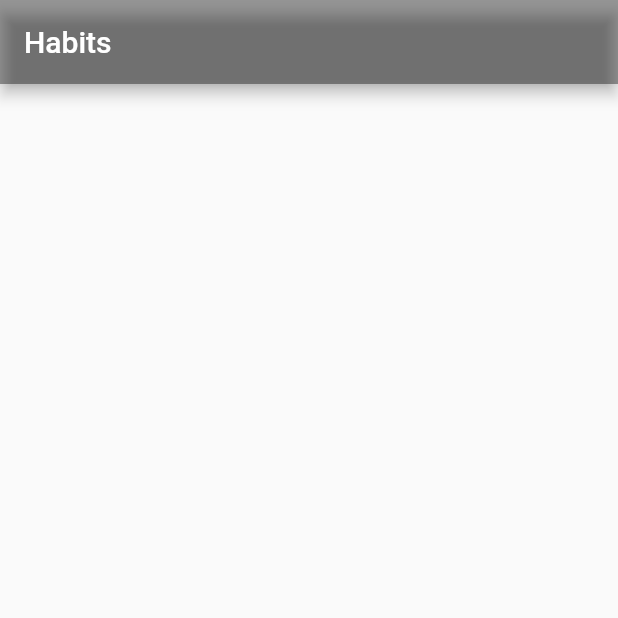
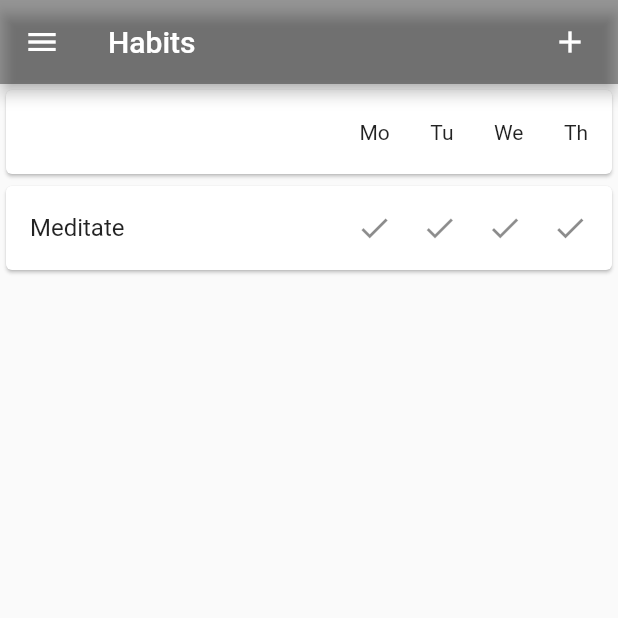
Before and after one commit to renatomameli/Flutter-To-Do-App, a Flutter app: the screen it shows after launch, on a phone screen of 412 x 824 dp, the top half of it. Run offline on Flutter 3.47's test engine with Material 2 defaults, Android fonts, the phone set to English and light mode, and no system bars; our stand-ins replace syncfusion_flutter_datagrid.

Commit message:
New Body and first dummy habit

```diff
--- /dev/null
+++ b/lib/add_habit.dart
@@ -0,0 +1,5 @@
+void addHabit(){
+  /*
+  TO DO:
+   */
+}
--- /dev/null
+++ b/lib/body.dart
@@ -0,0 +1,45 @@
+import 'package:flutter/material.dart';
+import 'package:syncfusion_flutter_datagrid/datagrid.dart';
+import 'habit.dart';
+
+List<Habit> habits = [Habit("Meditate", {'2022-03-01': true, '2022-03-09': true})];
+final DateTime now = DateTime.now();
+List<String> days = ["Sa", "Su", "Mo", "Tu", "We", "Th", "Fr", "Sa", "Su", "Mo"];
+List<Card> habitCards = [new Card()];
+
+Widget buildBody(){
+  return ListView(
+    children: <Widget>[
+      Card(child: ListTile(
+        trailing: Wrap(
+          spacing: 27, // space between two icons
+          children: <Widget>[
+            Text(getFourRelevantTextDays().first), // icon-1
+            Text(getFourRelevantTextDays()[1]), // icon-2
+            Text(getFourRelevantTextDays()[2]), // icon-1
+            Text(getFourRelevantTextDays().last), // icon-2
+          ],
+        ),
+      ),
+      ),
+      Card(child: ListTile(
+        title: Text(habits[0].name),
+        trailing: Wrap(
+          spacing: 19.5,
+          children: <Widget>[
+            Icon(Icons.check),
+            Icon(Icons.check),
+            Icon(Icons.check),
+            Icon(Icons.check),
+          ],
+        ),
+      ))
+    ]
+  );
+}
+
+List<String> getFourRelevantTextDays(){
+  int positionInDaysList = now.weekday + 2;
+  List <String> a = days.getRange(positionInDaysList -3, positionInDaysList + 1).toList();
+  return a;
+}
--- /dev/null
+++ b/lib/habit.dart
@@ -0,0 +1,6 @@
+class Habit {
+  final String name;
+  final Map<String, bool> successAtDate;
+
+  Habit(this.name, this.successAtDate);
+}
--- a/lib/main.dart
+++ b/lib/main.dart
@@ -1,4 +1,7 @@
 import 'package:flutter/material.dart';
+import 'package:habit_changer/add_habit.dart';
+import 'package:habit_changer/body.dart';
+import 'nav_bar.dart';
 
 void main() => runApp(MyApp());
 
@@ -10,9 +13,32 @@ class MyApp extends StatelessWidget {
     return MaterialApp(
         title: 'Habits',
         home: Scaffold(
-            appBar: AppBar(
-          title: Text("Habits"),
-          backgroundColor: Colors.black38,
-        )));
+          appBar: AppBar(
+            title: Text("Habits"),
+            backgroundColor: Colors.black38,
+            leading: GestureDetector(
+              onTap: () {
+                openNavBar();
+              },
+              child: Icon(
+                Icons.menu, // add custom icons also
+              ),
+            ),
+            actions: <Widget>[
+              Padding(
+                  padding: EdgeInsets.only(right: 20.0),
+                  child: GestureDetector(
+                    onTap: () {
+                      addHabit();
+                    },
+                    child: Icon(
+                        Icons.add
+                    ),
+                  )
+              ),
+            ],
+          ),
+          body: buildBody(),
+        ));
   }
 }
--- /dev/null
+++ b/lib/nav_bar.dart
@@ -0,0 +1,5 @@
+void openNavBar(){
+  /*
+  TO DO:
+   */
+}
```
Also changed, not shown: lib/habitDataSource.dart (added, +45 -0 lines), pubspec.yaml (+4 -14 lines), lib/test_data.dart (added), pubspec.lock.
